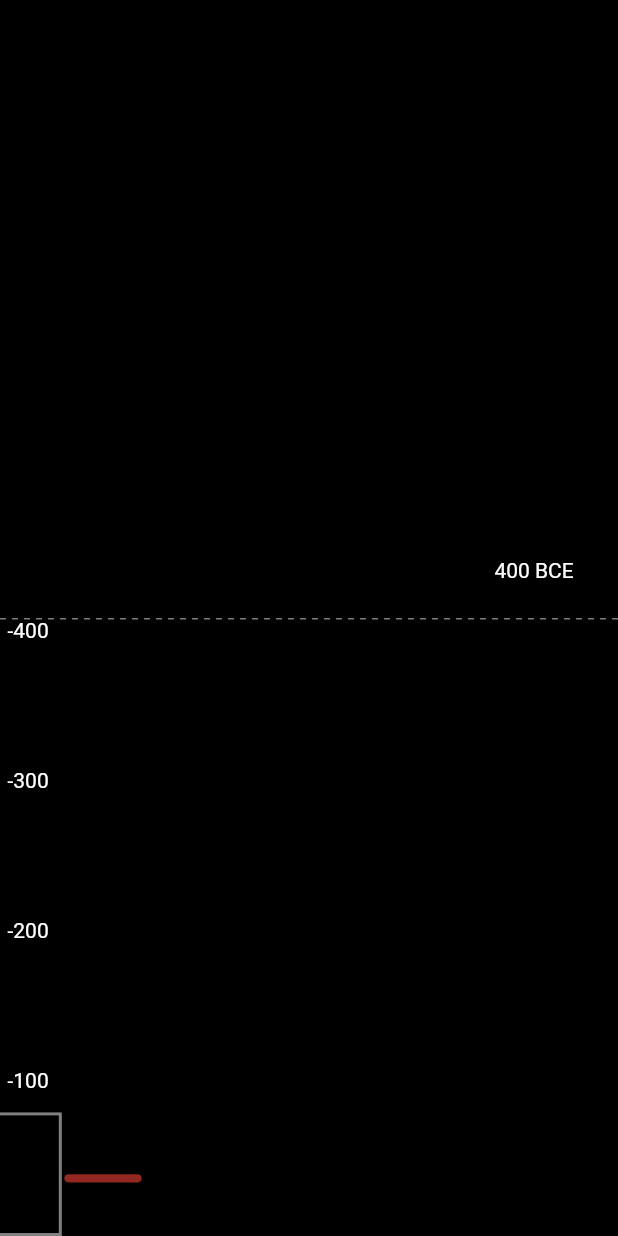
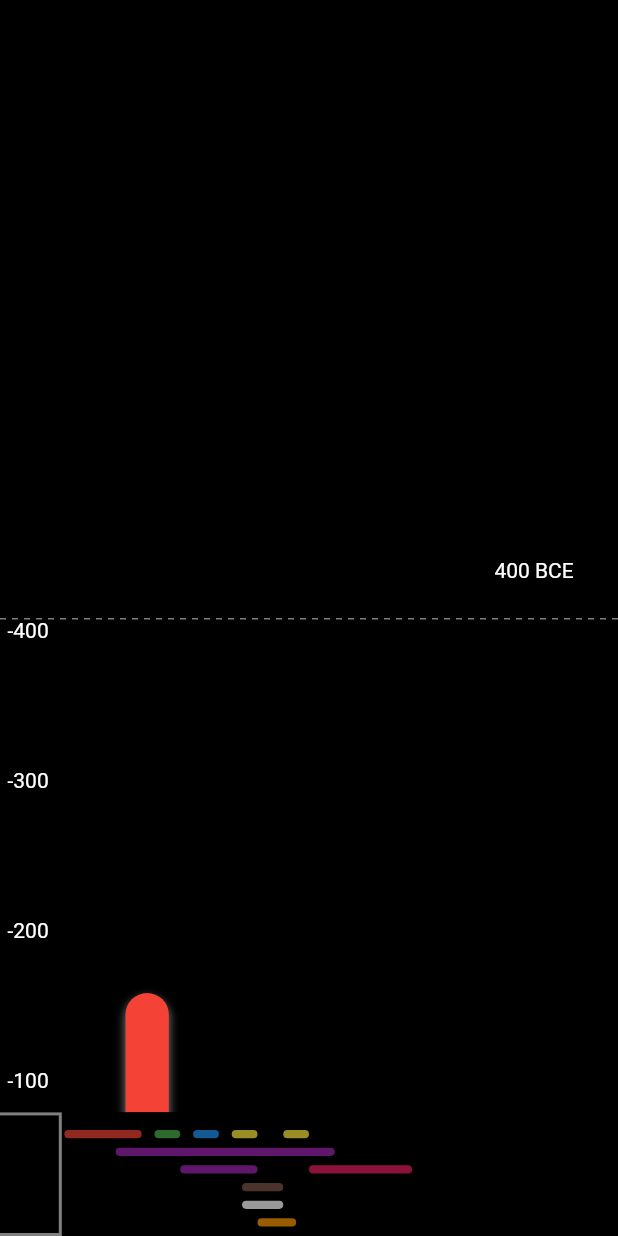
Before and after one commit to AlbaneseRemy/timeline_poi, a Flutter app: the screen it shows after launch, after a tap on "Try the timeline", on a phone screen of 412 x 824 dp. Run offline on Flutter 3.47's test engine with Material 2 defaults, Android fonts, the phone set to English and light mode, and no system bars; drawn by our look-alikes of dotted_line.

Commit message:
Fix : horizontal width

```diff
--- a/lib/main.dart
+++ b/lib/main.dart
@@ -63,7 +63,7 @@ class _MyHomePageState extends State<MyHomePage> {
           imageUri: "images/logoOrpheo.png",
           description: "Bonjour je suis une description hasardeuse au possible, merci de votre lecture",
           hints: null),
-      /*Tour(title: "Tour numéro 2", id: "2", startYear: 200, endYear: 300, color: Colors.green),
+      Tour(title: "Tour numéro 2", id: "2", startYear: 200, endYear: 300, color: Colors.green),
       Tour(title: "Tour numéro 3", id: "3", startYear: 300, endYear: 600, color: Colors.purple),
       Tour(title: "Tour numéro 4", id: "4", startYear: 800, endYear: 1200, color: Colors.pink),
       Tour(title: "Tour numéro 5", id: "5", startYear: 350, endYear: 450, color: Colors.blue, imageUri: "images/logoOrpheo.png"),
@@ -72,7 +72,7 @@ class _MyHomePageState extends State<MyHomePage> {
       Tour(title: "Tour numéro 8", id: "8", startYear: 540, endYear: 700, color: Colors.white),
       Tour(title: "Tour numéro 9", id: "9", startYear: 600, endYear: 750, color: Colors.orange),
       Tour(title: "Tour numéro 10", id: "10", startYear: 700, endYear: 800, color: Colors.yellow),
-      Tour(title: "Tour numéro 11", id: "11", startYear: 49, endYear: 900, color: Colors.purple),*/
+      Tour(title: "Tour numéro 11", id: "11", startYear: 49, endYear: 900, color: Colors.purple),
     ];
 
     setColumnIds(tours);
--- a/lib/timeline.dart
+++ b/lib/timeline.dart
@@ -70,7 +70,7 @@ class _MyTimelineState extends State<MyTimeline> {
                     children: [
                       Container(
                         height: widget.isVertical ? (widget.startYear.abs() + widget.endYear.abs()).toDouble() + constraints.maxHeight : constraints.maxHeight,
-                        width: widget.isVertical ? constraints.maxWidth : (widget.startYear.abs() + widget.endYear.abs()).toDouble() + constraints.maxHeight,
+                        width: widget.isVertical ? constraints.maxWidth : (widget.startYear.abs() + widget.endYear.abs()).toDouble() + constraints.maxWidth,
                         color: Colors.black,
                       ),
                       for (int i = 0; i <= widget.endYear - widget.startYear; i += 100) createContainer(i, constraints),
```
